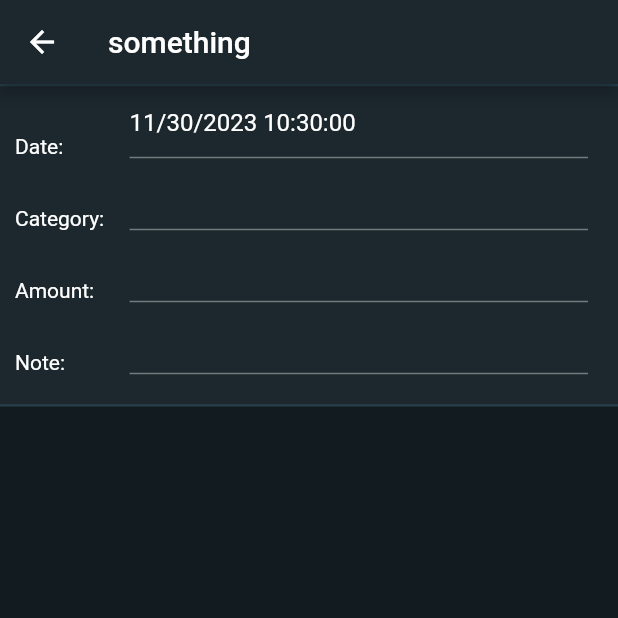
After one commit to spadrejuan/budget-bayani, a Flutter app: the AddEntries screen opened directly, on a phone screen of 412 x 824 dp, the top half of it. The commit adds this screen. Run offline on Flutter 3.47's test engine with Material 2 defaults, Android fonts, the phone set to English and light mode, and no system bars; drawn by our look-alikes of flutter_form_builder; our stand-ins replace form_builder_validators, pie_chart, sqflite; accounts and stored records are empty.

Commit message:
adding entries skeleton form builder

```diff
--- /dev/null
+++ b/budget_bayani/lib/screens/add_entries.dart
@@ -0,0 +1,149 @@
+import 'package:flutter/material.dart';
+import 'package:budget_bayani/components/AppColor.dart';
+
+import 'package:flutter_form_builder/flutter_form_builder.dart';
+import 'package:form_builder_validators/form_builder_validators.dart';
+
+
+class AddEntries extends StatefulWidget {
+  @override
+  State<AddEntries> createState() => _AddEntriesState();
+}
+
+class _AddEntriesState extends State<AddEntries> {
+  @override
+  Widget build(BuildContext context) {
+    return Scaffold(
+      backgroundColor: AppColors.BGColor,
+      appBar: AppBar(
+        backgroundColor: AppColors.PanelBGColor,
+        title: Text ('something'),
+      ),
+      body: const SingleChildScrollView(
+        child: Column(
+          children: <Widget>[
+            AddEntriesForm()
+          ]
+        )
+      )
+    );
+  }
+}
+
+Widget IncomeExpenseButton = Container();
+
+class AddEntriesForm extends StatefulWidget {
+  const AddEntriesForm({super.key});
+
+  @override
+  State<AddEntriesForm> createState() => _AddEntriesFormState();
+}
+
+class _AddEntriesFormState extends State<AddEntriesForm> {
+  bool autoValidate = true;
+  final _formKey = GlobalKey<FormBuilderState>();
+
+  @override
+  Widget build(BuildContext context){
+    return SingleChildScrollView(
+      child: Container(
+        decoration: BoxDecoration(
+            color: AppColors.PanelBGColor,
+            border: Border(
+              top: BorderSide(color: AppColors.StrokeColor, width:1.5),
+              bottom: BorderSide(color: AppColors.StrokeColor, width:1.5),
+            )
+        ),
+        padding: EdgeInsets.only(left:10, right: 20, bottom: 20),
+        child: FormBuilder(
+          key: _formKey,
+          onChanged: (){
+            _formKey.currentState!.save();
+            debugPrint(_formKey.currentState!.value.toString());
+          },
+          autovalidateMode: AutovalidateMode.onUserInteraction,
+          child: Column(
+            children: [
+              //Container (child: IncomeExpenseButton),
+              //For Date and Time Picker
+              Row(
+                crossAxisAlignment: CrossAxisAlignment.end,
+                children: [
+                  Expanded(
+
+                    flex: 1,
+                    child: Container(
+                      child: Text('Date: '),
+                    )
+                  ),
+                  Expanded(
+                    flex: 4,
+                    child: FormBuilderDateTimePicker(
+                      name: '',
+                      initialValue: DateTime.now(),
+                    )
+                  )
+                ]
+              ),
+              Row (
+                crossAxisAlignment: CrossAxisAlignment.end,
+                children: [
+                  Expanded(
+                    flex: 1,
+                    child: Text('Category:')
+                  ),
+                  Expanded(
+                    flex: 4,
+                    child: FormBuilderTextField(
+                      name: ''
+                    )
+                  )
+                ]
+              ),
+              Row (
+                crossAxisAlignment: CrossAxisAlignment.end,
+                children: [
+                  Expanded(
+                      flex: 1,
+                      child: Text('Amount:')
+                  ),
+                  Expanded(
+                      flex: 4,
+                      child: FormBuilderTextField(
+                        name: '',
+                        validator: FormBuilderValidators.compose([
+                          FormBuilderValidators.required(),
+                          FormBuilderValidators.numeric(),
+                        ])
+                      )
+                  )
+                ]
+              ),
+              Row(
+                crossAxisAlignment: CrossAxisAlignment.end,
+                children: [
+                  Expanded(
+                      flex: 1,
+                      child: Text('Note:')
+                  ),
+                  Expanded(
+                      flex: 4,
+                      child: FormBuilderTextField(
+                        name: '',
+                        validator: FormBuilderValidators.compose([
+                          FormBuilderValidators.required(),
+                        ])
+                      )
+                  )
+                ]
+              )
+            ]
+          ),
+        )
+      )
+    );
+  }
+}
+
+//TODO add saving to database
+Widget SaveCancelButton = Container();
--- a/budget_bayani/lib/screens/cash_flow_tracking_page.dart
+++ b/budget_bayani/lib/screens/cash_flow_tracking_page.dart
@@ -1,3 +1,4 @@
+import 'package:budget_bayani/screens/add_entries.dart';
 import 'package:flutter/material.dart';
 import 'package:budget_bayani/components/AppColor.dart';
 import 'package:budget_bayani/components/menu_bar.dart';
@@ -34,7 +35,7 @@ class _CashFlowPage extends State<CashFlowPage> {
         onPressed: (){
           Navigator.push(
             context,
-            MaterialPageRoute(builder: (context) => CashFlowPage()),
+            MaterialPageRoute(builder: (context) => AddEntries()),
           );
         },
         child: Icon(Icons.add),
```
